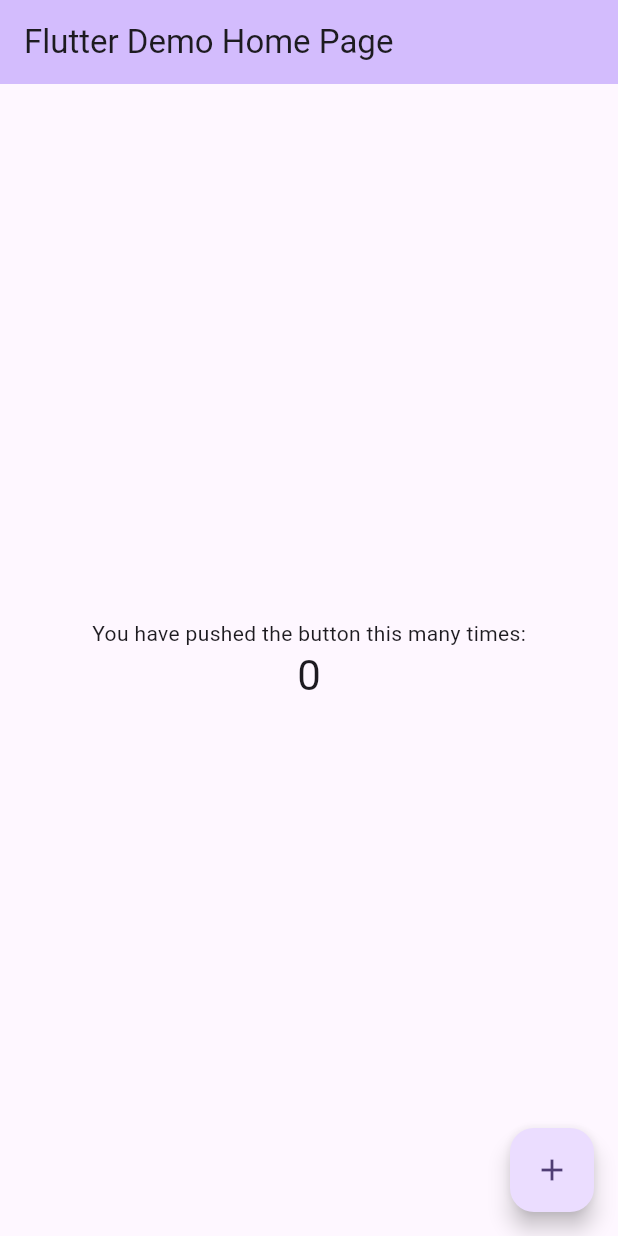
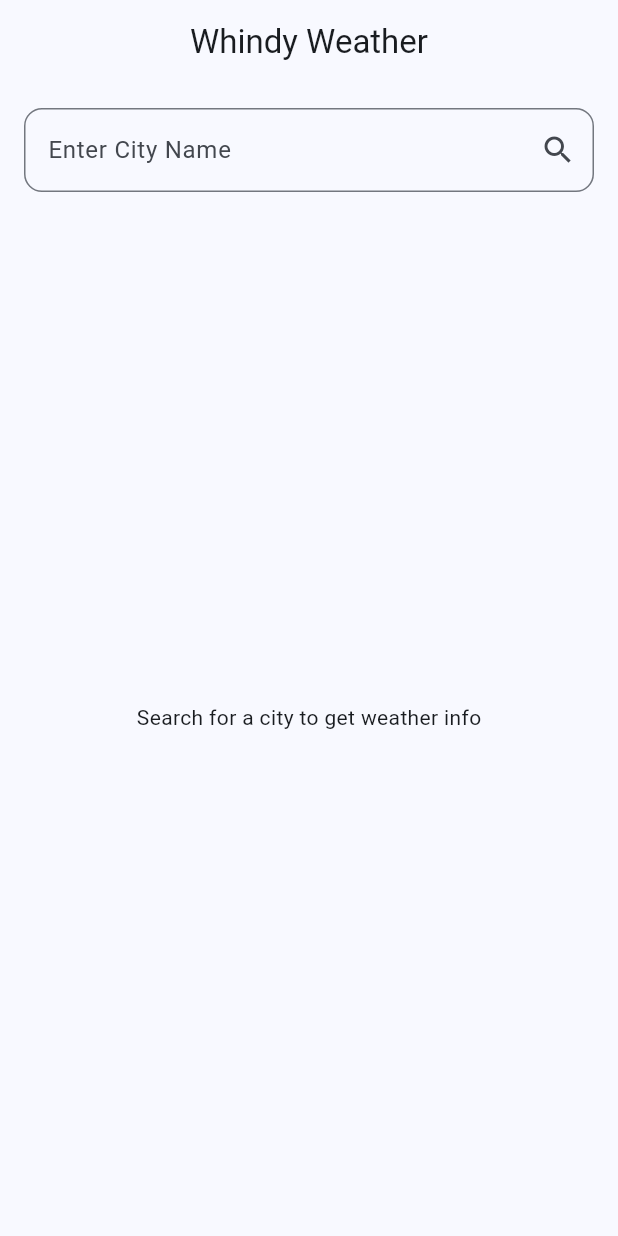
Before and after one commit to FireBoy00/Whindy, a Flutter app: the screen it shows after launch, on a phone screen of 412 x 824 dp. Run offline on Flutter 3.47's test engine with Material 3 defaults, Android fonts, the phone set to English and light mode, and no system bars; our stand-ins replace flutter_dotenv.

Commit message:
Add weather functionality with provider integration and UI components

```diff
--- /dev/null
+++ b/devtools_options.yaml
@@ -0,0 +1,3 @@
+description: This file stores settings for Dart & Flutter DevTools.
+documentation: https://docs.flutter.dev/tools/devtools/extensions#configure-extension-enablement-states
+extensions:
--- a/lib/main.dart
+++ b/lib/main.dart
@@ -1,121 +1,29 @@
 import 'package:flutter/material.dart';
+import 'package:provider/provider.dart';
+import 'package:flutter_dotenv/flutter_dotenv.dart';
+import 'providers/weather_provider.dart';
+import 'screens/home_screen.dart';
 
-void main() {
+Future<void> main() async {
+  await dotenv.load(fileName: ".env");
   runApp(const MyApp());
 }
 
 class MyApp extends StatelessWidget {
   const MyApp({super.key});
 
-  // This widget is the root of your application.
   @override
   Widget build(BuildContext context) {
-    return MaterialApp(
-      title: 'Flutter Demo',
-      theme: ThemeData(
-        // This is the theme of your application.
-        //
-        // TRY THIS: Try running your application with "flutter run". You'll see
-        // the application has a purple toolbar. Then, without quitting the app,
-        // try changing the seedColor in the colorScheme below to Colors.green
-        // and then invoke "hot reload" (save your changes or press the "hot
-        // reload" button in a Flutter-supported IDE, or press "r" if you used
-        // the command line to start the app).
-        //
-        // Notice that the counter didn't reset back to zero; the application
-        // state is not lost during the reload. To reset the state, use hot
-        // restart instead.
-        //
-        // This works for code too, not just values: Most code changes can be
-        // tested with just a hot reload.
-        colorScheme: .fromSeed(seedColor: Colors.deepPurple),
-      ),
-      home: const MyHomePage(title: 'Flutter Demo Home Page'),
-    );
-  }
-}
-
-class MyHomePage extends StatefulWidget {
-  const MyHomePage({super.key, required this.title});
-
-  // This widget is the home page of your application. It is stateful, meaning
-  // that it has a State object (defined below) that contains fields that affect
-  // how it looks.
-
-  // This class is the configuration for the state. It holds the values (in this
-  // case the title) provided by the parent (in this case the App widget) and
-  // used by the build method of the State. Fields in a Widget subclass are
-  // always marked "final".
-
-  final String title;
-
-  @override
-  State<MyHomePage> createState() => _MyHomePageState();
-}
-
-class _MyHomePageState extends State<MyHomePage> {
-  int _counter = 0;
-
-  void _incrementCounter() {
-    setState(() {
-      // This call to setState tells the Flutter framework that something has
-      // changed in this State, which causes it to rerun the build method below
-      // so that the display can reflect the updated values. If we changed
-      // _counter without calling setState(), then the build method would not be
-      // called again, and so nothing would appear to happen.
-      _counter++;
-    });
-  }
-
-  @override
-  Widget build(BuildContext context) {
-    // This method is rerun every time setState is called, for instance as done
-    // by the _incrementCounter method above.
-    //
-    // The Flutter framework has been optimized to make rerunning build methods
-    // fast, so that you can just rebuild anything that needs updating rather
-    // than having to individually change instances of widgets.
-    return Scaffold(
-      appBar: AppBar(
-        // TRY THIS: Try changing the color here to a specific color (to
-        // Colors.amber, perhaps?) and trigger a hot reload to see the AppBar
-        // change color while the other colors stay the same.
-        backgroundColor: Theme.of(context).colorScheme.inversePrimary,
-        // Here we take the value from the MyHomePage object that was created by
-        // the App.build method, and use it to set our appbar title.
-        title: Text(widget.title),
-      ),
-      body: Center(
-        // Center is a layout widget. It takes a single child and positions it
-        // in the middle of the parent.
-        child: Column(
-          // Column is also a layout widget. It takes a list of children and
-          // arranges them vertically. By default, it sizes itself to fit its
-          // children horizontally, and tries to be as tall as its parent.
-          //
-          // Column has various properties to control how it sizes itself and
-          // how it positions its children. Here we use mainAxisAlignment to
-          // center the children vertically; the main axis here is the vertical
-          // axis because Columns are vertical (the cross axis would be
-          // horizontal).
-          //
-          // TRY THIS: Invoke "debug painting" (choose the "Toggle Debug Paint"
-          // action in the IDE, or press "p" in the console), to see the
-          // wireframe for each widget.
-          mainAxisAlignment: .center,
-          children: [
-            const Text('You have pushed the button this many times:'),
-            Text(
-              '$_counter',
-              style: Theme.of(context).textTheme.headlineMedium,
-            ),
-          ],
+    return MultiProvider(
+      providers: [ChangeNotifierProvider(create: (_) => WeatherProvider())],
+      child: MaterialApp(
+        title: 'Whindy Weather',
+        debugShowCheckedModeBanner: false,
+        theme: ThemeData(
+          colorScheme: ColorScheme.fromSeed(seedColor: Colors.blue),
+          useMaterial3: true,
         ),
-      ),
-      floatingActionButton: FloatingActionButton(
-        onPressed: _incrementCounter,
-        tooltip: 'Increment',
-        child: const Icon(Icons.add),
+        home: const HomeScreen(),
       ),
     );
   }
--- /dev/null
+++ b/lib/models/weather_model.dart
@@ -0,0 +1,28 @@
+class Weather {
+  final String cityName;
+  final double temperature;
+  final String description;
+  final String iconCode;
+  final double humidity;
+  final double windSpeed;
+
+  Weather({
+    required this.cityName,
+    required this.temperature,
+    required this.description,
+    required this.iconCode,
+    required this.humidity,
+    required this.windSpeed,
+  });
+
+  factory Weather.fromJson(Map<String, dynamic> json) {
+    return Weather(
+      cityName: json['name'] ?? '',
+      temperature: (json['main']['temp'] as num).toDouble(),
+      description: json['weather'][0]['description'] ?? '',
+      iconCode: json['weather'][0]['icon'] ?? '',
+      humidity: (json['main']['humidity'] as num).toDouble(),
+      windSpeed: (json['wind']['speed'] as num).toDouble(),
+    );
+  }
+}
--- /dev/null
+++ b/lib/providers/weather_provider.dart
@@ -0,0 +1,30 @@
+import 'package:flutter/material.dart';
+import '../models/weather_model.dart';
+import '../services/weather_service.dart';
+
+class WeatherProvider with ChangeNotifier {
+  final WeatherService _weatherService = WeatherService();
+  Weather? _weather;
+  bool _isLoading = false;
+  String? _error;
+
+  Weather? get weather => _weather;
+  bool get isLoading => _isLoading;
+  String? get error => _error;
+
+  Future<void> fetchWeather(String cityName) async {
+    _isLoading = true;
+    _error = null;
+    notifyListeners();
+
+    try {
+      _weather = await _weatherService.fetchWeather(cityName);
+    } catch (e) {
+      _error = e.toString();
+      _weather = null;
+    } finally {
+      _isLoading = false;
+      notifyListeners();
+    }
+  }
+}
--- /dev/null
+++ b/lib/screens/home_screen.dart
@@ -0,0 +1,151 @@
+import 'package:flutter/material.dart';
+import 'package:provider/provider.dart';
+import 'package:intl/intl.dart';
+import '../providers/weather_provider.dart';
+import '../widgets/weather_info_card.dart';
+
+class HomeScreen extends StatefulWidget {
+  const HomeScreen({super.key});
+
+  @override
+  State<HomeScreen> createState() => _HomeScreenState();
+}
+
+class _HomeScreenState extends State<HomeScreen> {
+  final TextEditingController _cityController = TextEditingController();
+
+  @override
+  void dispose() {
+    _cityController.dispose();
+    super.dispose();
+  }
+
+  @override
+  Widget build(BuildContext context) {
+    final weatherProvider = Provider.of<WeatherProvider>(context);
+
+    return Scaffold(
+      appBar: AppBar(title: const Text('Whindy Weather'), centerTitle: true),
+      body: Padding(
+        padding: const EdgeInsets.all(16.0),
+        child: Column(
+          children: [
+            TextField(
+              controller: _cityController,
+              decoration: InputDecoration(
+                labelText: 'Enter City Name',
+                suffixIcon: IconButton(
+                  icon: const Icon(Icons.search),
+                  onPressed: () {
+                    if (_cityController.text.isNotEmpty) {
+                      weatherProvider.fetchWeather(_cityController.text);
+                    }
+                  },
+                ),
+                border: OutlineInputBorder(
+                  borderRadius: BorderRadius.circular(12),
+                ),
+              ),
+              onSubmitted: (value) {
+                if (value.isNotEmpty) {
+                  weatherProvider.fetchWeather(value);
+                }
+              },
+            ),
+            const SizedBox(height: 20),
+            if (weatherProvider.isLoading)
+              const Expanded(child: Center(child: CircularProgressIndicator()))
+            else if (weatherProvider.error != null)
+              Expanded(
+                child: Center(
+                  child: Text(
+                    'Error: ${weatherProvider.error}',
+                    style: const TextStyle(color: Colors.red),
+                  ),
+                ),
+              )
+            else if (weatherProvider.weather != null)
+              Expanded(
+                child: SingleChildScrollView(
+                  child: Column(
+                    mainAxisAlignment: MainAxisAlignment.center,
+                    children: [
+                      Text(
+                        weatherProvider.weather!.cityName,
+                        style: Theme.of(context).textTheme.headlineMedium
+                            ?.copyWith(fontWeight: FontWeight.bold),
+                      ),
+                      const SizedBox(height: 8),
+                      Text(
+                        DateFormat('EEEE, d MMMM y').format(DateTime.now()),
+                        style: const TextStyle(
+                          fontSize: 16,
+                          color: Colors.grey,
+                        ),
+                      ),
+                      const SizedBox(height: 20),
+                      // Weather Icon (using a placeholder if mock, or network image if real)
+                      // For simplicity in this demo, we'll use standard Icons based on description
+                      Icon(
+                        _getWeatherIcon(weatherProvider.weather!.description),
+                        size: 100,
+                        color: Colors.orange,
+                      ),
+                      const SizedBox(height: 20),
+                      Text(
+                        '${weatherProvider.weather!.temperature.toStringAsFixed(1)}°C',
+                        style: const TextStyle(
+                          fontSize: 64,
+                          fontWeight: FontWeight.bold,
+                        ),
+                      ),
+                      Text(
+                        weatherProvider.weather!.description.toUpperCase(),
+                        style: const TextStyle(
+                          fontSize: 24,
+                          letterSpacing: 1.2,
+                        ),
+                      ),
+                      const SizedBox(height: 40),
+                      Row(
+                        mainAxisAlignment: MainAxisAlignment.spaceEvenly,
+                        children: [
+                          WeatherInfoCard(
+                            title: 'Humidity',
+                            value: '${weatherProvider.weather!.humidity}%',
+                            icon: Icons.water_drop,
+                          ),
+                          WeatherInfoCard(
+                            title: 'Wind',
+                            value: '${weatherProvider.weather!.windSpeed} m/s',
+                            icon: Icons.air,
+                          ),
+                        ],
+                      ),
+                    ],
+                  ),
+                ),
+              )
+            else
+              const Expanded(
+                child: Center(
+                  child: Text('Search for a city to get weather info'),
+                ),
+              ),
+          ],
+        ),
+      ),
+    );
+  }
+
+  IconData _getWeatherIcon(String description) {
+    description = description.toLowerCase();
+    if (description.contains('cloud')) return Icons.cloud;
+    if (description.contains('rain')) return Icons.beach_access;
+    if (description.contains('snow')) return Icons.ac_unit;
+    if (description.contains('clear') || description.contains('sun')) {
+      return Icons.wb_sunny;
+    }
+    return Icons.wb_cloudy;
+  }
+}
--- /dev/null
+++ b/lib/services/weather_service.dart
@@ -0,0 +1,41 @@
+import 'dart:convert';
+import 'package:http/http.dart' as http;
+import 'package:flutter_dotenv/flutter_dotenv.dart';
+import '../models/weather_model.dart';
+
+class WeatherService {
+  // static const String _apiKey = 'YOUR_API_KEY';
+  static const String _baseUrl = 'https://api.openweathermap.org/data/2.5/weather';
+
+  Future<Weather> fetchWeather(String cityName) async {
+    final apiKey = dotenv.env['API_KEY'];
+    // If no API key is provided, return mock data
+    if (apiKey == null || apiKey == 'YOUR_API_KEY') {
+      await Future.delayed(const Duration(seconds: 1)); // Simulate network delay
+      return _getMockWeather(cityName);
+    }
+
+    final response = await http.get(
+      Uri.parse('$_baseUrl?q=$cityName&appid=$apiKey&units=metric'),
+    );
+
+    if (response.statusCode == 200) {
+      return Weather.fromJson(jsonDecode(response.body));
+    } else {
+      throw Exception('Failed to load weather data');
+    }
+  }
+
+  Weather _getMockWeather(String cityName) {
+    // Simple mock data generator based on city name length to give some variety
+    final temp = 20.0 + (cityName.length % 10);
+    return Weather(
+      cityName: cityName,
+      temperature: temp,
+      description: cityName.length % 2 == 0 ? 'Sunny' : 'Cloudy',
+      iconCode: cityName.length % 2 == 0 ? '01d' : '03d',
+      humidity: 50.0 + (cityName.length % 20),
+      windSpeed: 5.0 + (cityName.length % 5),
+    );
+  }
+}
```
Also changed, not shown: lib/widgets/weather_info_card.dart (added, +40 -0 lines), pubspec.yaml (+6 -1 lines), pubspec.lock, 1 other file.
